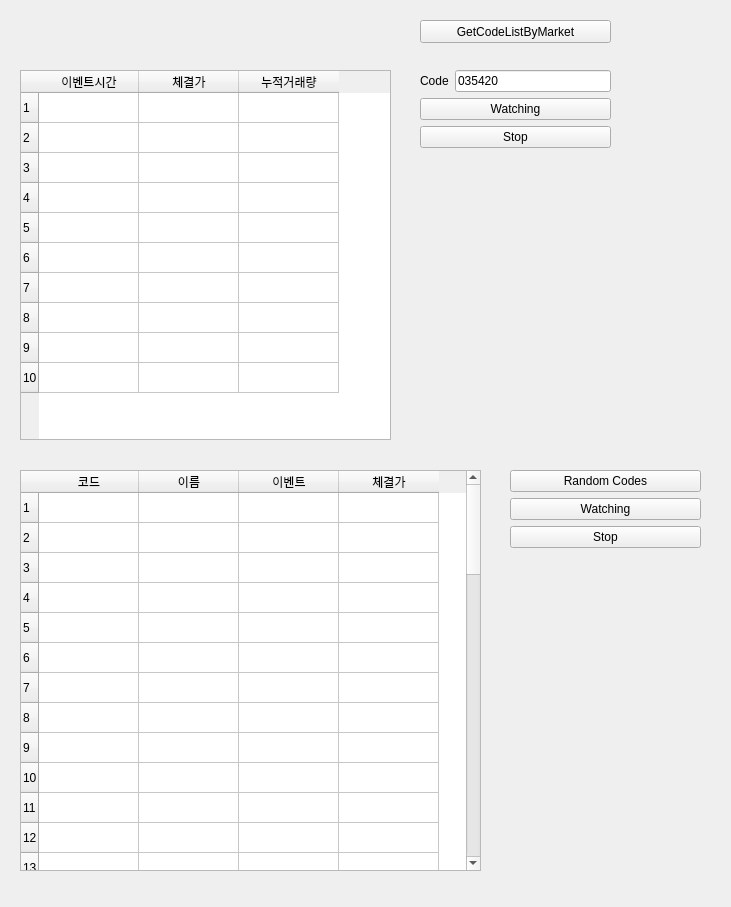
Above: win32/collect_info_ui.ui from danhojin/algo-trading-korea-equities before the change. Below: the same form after it.
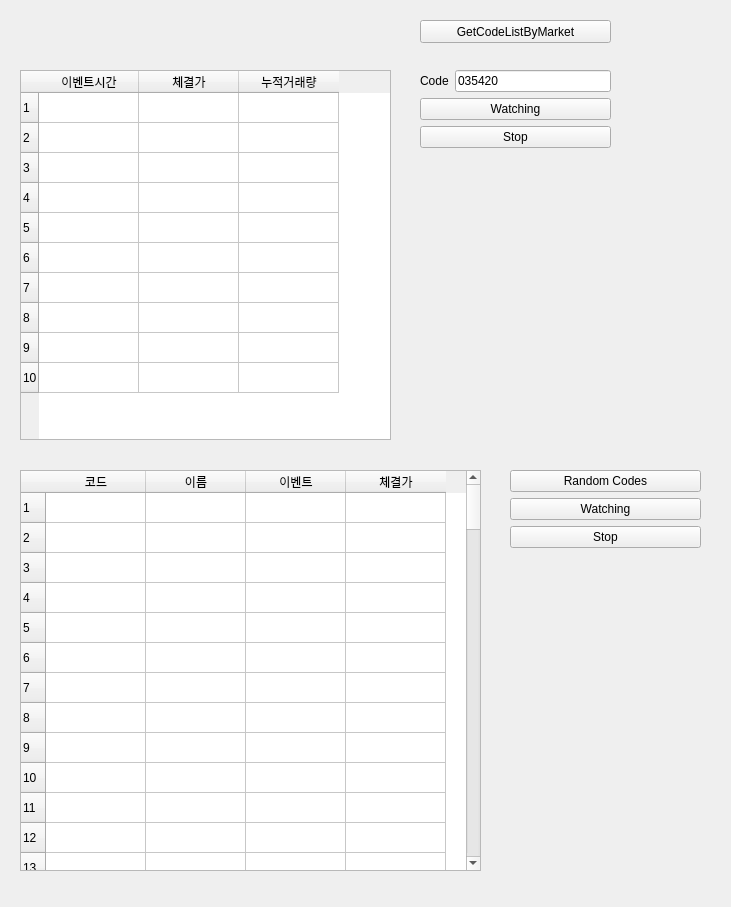
That is the form after the change.

Patch:
```diff
--- a/win32/collect_info_ui.ui
+++ b/win32/collect_info_ui.ui
@@ -131,7 +131,7 @@
     </rect>
    </property>
    <property name="rowCount">
-    <number>50</number>
+    <number>100</number>
    </property>
    <row/>
    <row/>
@@ -173,6 +173,56 @@
    <row/>
    <row/>
    <row/>
+   <row/>
+   <row/>
+   <row/>
+   <row/>
+   <row/>
+   <row/>
+   <row/>
+   <row/>
+   <row/>
+   <row/>
+   <row/>
+   <row/>
+   <row/>
+   <row/>
+   <row/>
+   <row/>
+   <row/>
+   <row/>
+   <row/>
+   <row/>
+   <row/>
+   <row/>
+   <row/>
+   <row/>
+   <row/>
+   <row/>
+   <row/>
+   <row/>
+   <row/>
+   <row/>
+   <row/>
+   <row/>
+   <row/>
+   <row/>
+   <row/>
+   <row/>
+   <row/>
+   <row/>
+   <row/>
+   <row/>
+   <row/>
+   <row/>
+   <row/>
+   <row/>
+   <row/>
+   <row/>
+   <row/>
+   <row/>
+   <row/>
+   <row/>
    <row/>
    <row/>
    <row/>
```
